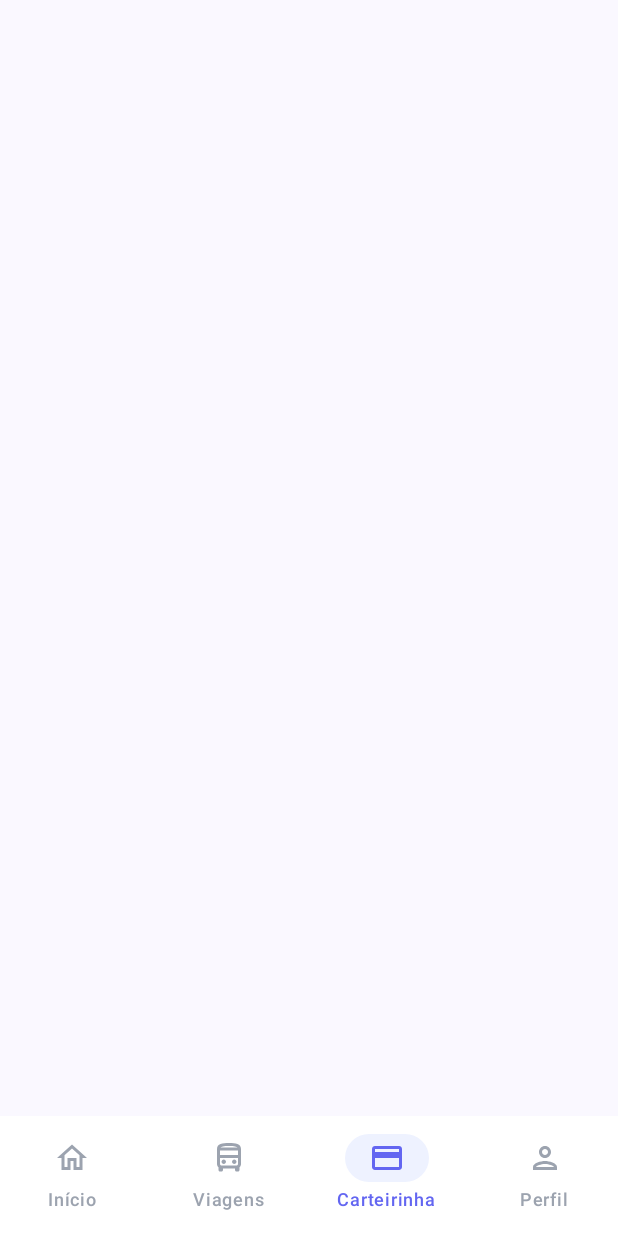
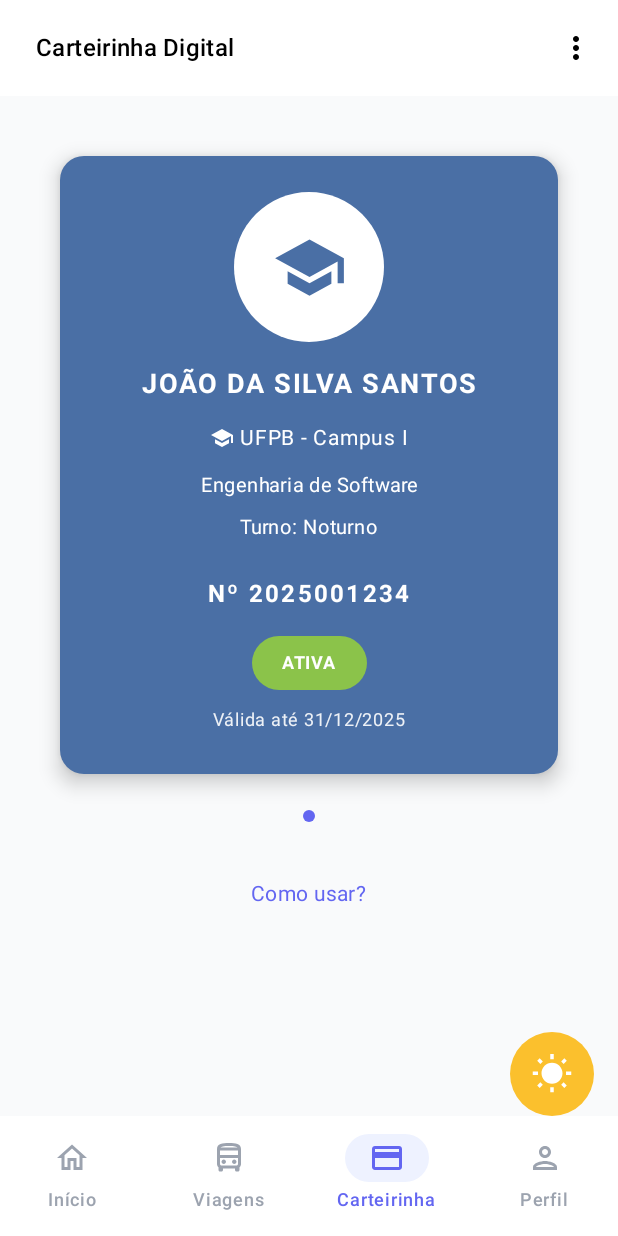
Before and after one commit to joanaeliseal/unipass-student-app, an Android app built with Jetpack Compose: the CarteirinhaScreen screen opened through its navigation route, on a phone screen of 412 x 824 dp. Before the commit the screen is almost empty. Run offline under Robolectric (Android 15) with nearby library versions, the phone set to English and light mode, and no system bars.

Commit message:
feat: adicina tela da carteirinha e ajusta padding para scroll

```diff
--- /dev/null
+++ b/app/src/main/java/br/edu/ifpb/unipass/models/StudentCard.kt
@@ -0,0 +1,12 @@
+package br.edu.ifpb.unipass.models
+
+data class StudentCard(
+    val studentName: String,
+    val institution: String,
+    val course: String,
+    val shift: String,
+    val cardNumber: String,
+    val isActive: Boolean,
+    val validUntil: String,
+    val photoUrl: String? = null
+)
--- /dev/null
+++ b/app/src/main/java/br/edu/ifpb/unipass/ui/components/BrightnessButton.kt
@@ -0,0 +1,40 @@
+package br.edu.ifpb.unipass.ui.components
+
+import androidx.compose.foundation.background
+import androidx.compose.foundation.layout.Box
+import androidx.compose.foundation.layout.size
+import androidx.compose.foundation.shape.CircleShape
+import androidx.compose.material.icons.Icons
+import androidx.compose.material.icons.filled.WbSunny
+import androidx.compose.material3.Icon
+import androidx.compose.material3.IconButton
+import androidx.compose.runtime.Composable
+import androidx.compose.ui.Alignment
+import androidx.compose.ui.Modifier
+import androidx.compose.ui.graphics.Color
+import androidx.compose.ui.unit.dp
+
+@Composable
+fun BrightnessButton(
+    onClick: () -> Unit,
+    modifier: Modifier = Modifier
+) {
+    Box(
+        modifier = modifier
+            .size(56.dp)
+            .background(
+                color = Color(0xFFFBC02D),
+                shape = CircleShape
+            ),
+        contentAlignment = Alignment.Center
+    ) {
+        IconButton(onClick = onClick) {
+            Icon(
+                imageVector = Icons.Default.WbSunny,
+                contentDescription = "Aumentar brilho",
+                tint = Color.White,
+                modifier = Modifier.size(28.dp)
+            )
+        }
+    }
+}
--- /dev/null
+++ b/app/src/main/java/br/edu/ifpb/unipass/ui/components/CardIndicator.kt
@@ -0,0 +1,37 @@
+package br.edu.ifpb.unipass.ui.components
+
+import androidx.compose.foundation.background
+import androidx.compose.foundation.layout.*
+import androidx.compose.foundation.shape.CircleShape
+import androidx.compose.runtime.Composable
+import androidx.compose.ui.Alignment
+import androidx.compose.ui.Modifier
+import androidx.compose.ui.graphics.Color
+import androidx.compose.ui.unit.dp
+
+@Composable
+fun CardIndicator(
+    totalCards: Int = 1,
+    currentCard: Int = 0,
+    modifier: Modifier = Modifier
+) {
+    Row(
+        modifier = modifier,
+        horizontalArrangement = Arrangement.Center,
+        verticalAlignment = Alignment.CenterVertically
+    ) {
+        repeat(totalCards) { index ->
+            Box(
+                modifier = Modifier
+                    .size(if (index == currentCard) 8.dp else 6.dp)
+                    .background(
+                        color = if (index == currentCard) Color(0xFF6366F1) else Color(0xFFD1D5DB),
+                        shape = CircleShape
+                    )
+            )
+            if (index < totalCards - 1) {
+                Spacer(modifier = Modifier.width(8.dp))
+            }
+        }
+    }
+}
--- /dev/null
+++ b/app/src/main/java/br/edu/ifpb/unipass/ui/components/StudentCardView.kt
@@ -0,0 +1,183 @@
+package br.edu.ifpb.unipass.ui.components
+
+import androidx.compose.foundation.background
+import androidx.compose.foundation.layout.*
+import androidx.compose.foundation.shape.CircleShape
+import androidx.compose.foundation.shape.RoundedCornerShape
+import androidx.compose.material.icons.Icons
+import androidx.compose.material.icons.filled.School
+import androidx.compose.material3.*
+import androidx.compose.runtime.Composable
+import androidx.compose.ui.Alignment
+import androidx.compose.ui.Modifier
+import androidx.compose.ui.draw.clip
+import androidx.compose.ui.graphics.Color
+import androidx.compose.ui.text.font.FontWeight
+import androidx.compose.ui.text.style.TextAlign
+import androidx.compose.ui.unit.dp
+import androidx.compose.ui.unit.sp
+import br.edu.ifpb.unipass.models.StudentCard
+
+@Composable
+fun StudentCardView(
+    studentCard: StudentCard,
+    modifier: Modifier = Modifier
+) {
+    Card(
+        modifier = modifier
+            .fillMaxWidth()
+            .padding(horizontal = 24.dp),
+        shape = RoundedCornerShape(16.dp),
+        colors = CardDefaults.cardColors(
+            containerColor = Color(0xFF4A6FA5)
+        ),
+        elevation = CardDefaults.cardElevation(defaultElevation = 8.dp)
+    ) {
+        Column(
+            modifier = Modifier
+                .fillMaxWidth()
+                .padding(24.dp),
+            horizontalAlignment = Alignment.CenterHorizontally
+        ) {
+            StudentPhoto()
+
+            Spacer(modifier = Modifier.height(16.dp))
+
+            StudentName(name = studentCard.studentName)
+
+            Spacer(modifier = Modifier.height(12.dp))
+
+            InstitutionInfo(institution = studentCard.institution)
+
+            Spacer(modifier = Modifier.height(8.dp))
+
+            CourseInfo(course = studentCard.course)
+
+            Spacer(modifier = Modifier.height(4.dp))
+
+            ShiftInfo(shift = studentCard.shift)
+
+            Spacer(modifier = Modifier.height(20.dp))
+
+            CardNumber(number = studentCard.cardNumber)
+
+            Spacer(modifier = Modifier.height(16.dp))
+
+            StatusBadge(isActive = studentCard.isActive)
+
+            Spacer(modifier = Modifier.height(8.dp))
+
+            ValidUntilText(validUntil = studentCard.validUntil)
+        }
+    }
+}
+
+@Composable
+private fun StudentPhoto() {
+    Box(
+        modifier = Modifier
+            .size(100.dp)
+            .clip(CircleShape)
+            .background(Color.White),
+        contentAlignment = Alignment.Center
+    ) {
+        Icon(
+            imageVector = Icons.Default.School,
+            contentDescription = "Foto do estudante",
+            modifier = Modifier.size(50.dp),
+            tint = Color(0xFF4A6FA5)
+        )
+    }
+}
+
+@Composable
+private fun StudentName(name: String) {
+    Text(
+        text = name,
+        color = Color.White,
+        fontSize = 18.sp,
+        fontWeight = FontWeight.Bold,
+        textAlign = TextAlign.Center,
+        letterSpacing = 1.sp
+    )
+}
+
+@Composable
+private fun InstitutionInfo(institution: String) {
+    Row(
+        horizontalArrangement = Arrangement.Center,
+        verticalAlignment = Alignment.CenterVertically
+    ) {
+        Icon(
+            imageVector = Icons.Default.School,
+            contentDescription = null,
+            tint = Color.White,
+            modifier = Modifier.size(16.dp)
+        )
+        Spacer(modifier = Modifier.width(4.dp))
+        Text(
+            text = institution,
+            color = Color.White,
+            fontSize = 14.sp,
+            fontWeight = FontWeight.Normal
+        )
+    }
+}
+
+@Composable
+private fun CourseInfo(course: String) {
+    Text(
+        text = course,
+        color = Color.White,
+        fontSize = 13.sp,
+        fontWeight = FontWeight.Normal,
+        textAlign = TextAlign.Center
+    )
+}
+
+@Composable
+private fun ShiftInfo(shift: String) {
+    Text(
+        text = "Turno: $shift",
+        color = Color.White,
+        fontSize = 13.sp,
+        fontWeight = FontWeight.Normal
+    )
+}
+
+@Composable
+private fun CardNumber(number: String) {
+    Text(
+        text = "Nº $number",
+        color = Color.White,
+        fontSize = 16.sp,
+        fontWeight = FontWeight.Bold,
+        letterSpacing = 1.5.sp
+    )
+}
+
+@Composable
+private fun StatusBadge(isActive: Boolean) {
+    Surface(
+        shape = RoundedCornerShape(20.dp),
+        color = if (isActive) Color(0xFF8BC34A) else Color(0xFFE57373)
+    ) {
+        Text(
+            text = if (isActive) "ATIVA" else "INATIVA",
+            color = Color.White,
+            fontSize = 12.sp,
+            fontWeight = FontWeight.Bold,
+            modifier = Modifier.padding(horizontal = 20.dp, vertical = 6.dp)
+        )
+    }
+}
+
+@Composable
+private fun ValidUntilText(validUntil: String) {
+    Text(
+        text = "Válida até $validUntil",
+        color = Color.White.copy(alpha = 0.9f),
+        fontSize = 12.sp,
+        fontWeight = FontWeight.Normal
+    )
+}
--- /dev/null
+++ b/app/src/main/java/br/edu/ifpb/unipass/ui/components/TopAppBar.kt
@@ -0,0 +1,49 @@
+package br.edu.ifpb.unipass.ui.components
+
+import androidx.compose.material.icons.Icons
+import androidx.compose.material.icons.automirrored.filled.ArrowBack
+import androidx.compose.material.icons.filled.MoreVert
+import androidx.compose.material3.*
+import androidx.compose.runtime.Composable
+import androidx.compose.ui.graphics.Color
+import androidx.compose.ui.text.font.FontWeight
+
+@OptIn(ExperimentalMaterial3Api::class)
+@Composable
+fun SimpleTopAppBar(
+    title: String,
+    onNavigationClick: () -> Unit,
+    onMenuClick: () -> Unit = {}
+) {
+    TopAppBar(
+        title = {
+            Text(
+                text = title,
+                style = MaterialTheme.typography.titleMedium,
+                fontWeight = FontWeight.Medium
+            )
+        },
+        navigationIcon = {
+            IconButton(onClick = onNavigationClick) {
+                Icon(
+                    imageVector = Icons.AutoMirrored.Filled.ArrowBack,
+                    contentDescription = "Voltar"
+                )
+            }
+        },
+        actions = {
+            IconButton(onClick = onMenuClick) {
+                Icon(
+                    imageVector = Icons.Filled.MoreVert,
+                    contentDescription = "Menu"
+                )
+            }
+        },
+        colors = TopAppBarDefaults.topAppBarColors(
+            containerColor = Color.White,
+            titleContentColor = Color.Black,
+            navigationIconContentColor = Color.Black,
+            actionIconContentColor = Color.Black
+        )
+    )
+}
--- a/app/src/main/java/br/edu/ifpb/unipass/ui/screens/home/HomeScreen.kt
+++ b/app/src/main/java/br/edu/ifpb/unipass/ui/screens/home/HomeScreen.kt
@@ -111,5 +111,7 @@ private fun HomeContent(
         )
 
         RealTimeMapSection(onViewFullMap = onViewFullMap)
+
+        Spacer(modifier = Modifier.height(24.dp))
     }
 }
--- a/app/src/main/java/br/edu/ifpb/unipass/ui/screens/studentCard/StudentCardScreen.kt
+++ b/app/src/main/java/br/edu/ifpb/unipass/ui/screens/studentCard/StudentCardScreen.kt
@@ -1,10 +1,145 @@
 package br.edu.ifpb.unipass.ui.screens.studentCard
 
+import androidx.compose.foundation.background
+import androidx.compose.foundation.layout.*
+import androidx.compose.foundation.rememberScrollState
+import androidx.compose.foundation.verticalScroll
+import androidx.compose.material3.*
 import androidx.compose.runtime.Composable
+import androidx.compose.ui.Alignment
+import androidx.compose.ui.Modifier
+import androidx.compose.ui.graphics.Color
+import androidx.compose.ui.text.style.TextAlign
+import androidx.compose.ui.unit.dp
 import androidx.navigation.NavController
+import br.edu.ifpb.unipass.models.StudentCard
+import br.edu.ifpb.unipass.ui.components.BrightnessButton
+import br.edu.ifpb.unipass.ui.components.CardIndicator
+import br.edu.ifpb.unipass.ui.components.StudentCardView
+
+import androidx.compose.material.icons.Icons
+import androidx.compose.material.icons.filled.MoreVert
 
 
 @Composable
+fun StudentCardScreen(navController: NavController) {
+    val studentCard = StudentCard(
+        studentName = "JOÃO DA SILVA SANTOS",
+        institution = "UFPB - Campus I",
+        course = "Engenharia de Software",
+        shift = "Noturno",
+        cardNumber = "2025001234",
+        isActive = true,
+        validUntil = "31/12/2025"
+    )
+
+    StudentCardContent(
+        studentCard = studentCard,
+        onMenuClick = { },
+        onBrightnessClick = { },
+        onHowToUseClick = { }
+    )
+}
+
+@Composable
+private fun StudentCardContent(
+    studentCard: StudentCard,
+    onMenuClick: () -> Unit,
+    onBrightnessClick: () -> Unit,
+    onHowToUseClick: () -> Unit
+) {
+    Scaffold(
+        topBar = {
+            StudentCardTopBar(
+                title = "Carteirinha Digital",
+                onMenuClick = onMenuClick
+            )
+        },
+        containerColor = Color(0xFFF9FAFB)
+    ) { paddingValues ->
+        Box(
+            modifier = Modifier
+                .fillMaxSize()
+                .padding(paddingValues)
+        ) {
+            Column(
+                modifier = Modifier
+                    .fillMaxSize()
+                    .verticalScroll(rememberScrollState())
+                    .padding(vertical = 24.dp, horizontal = 16.dp),
+                horizontalAlignment = Alignment.CenterHorizontally
+            ) {
+                Spacer(modifier = Modifier.height(16.dp))
+
+                StudentCardView(studentCard = studentCard)
+
+                Spacer(modifier = Modifier.height(24.dp))
+
+                CardIndicator(
+                    totalCards = 1,
+                    currentCard = 0
+                )
+
+                Spacer(modifier = Modifier.height(24.dp))
+
+                HowToUseLink(onClick = onHowToUseClick)
+
+                Spacer(modifier = Modifier.height(120.dp))
+            }
+
+            BrightnessButton(
+                onClick = onBrightnessClick,
+                modifier = Modifier
+                    .align(Alignment.BottomEnd)
+                    .padding(bottom = 80.dp, end = 16.dp)
+            )
+        }
+    }
+}
+
+@Composable
+private fun HowToUseLink(onClick: () -> Unit) {
+    TextButton(onClick = onClick) {
+        Text(
+            text = "Como usar?",
+            color = Color(0xFF6366F1),
+            style = MaterialTheme.typography.bodyMedium
+        )
+    }
+}
+
+@OptIn(ExperimentalMaterial3Api::class)
+@Composable
+private fun StudentCardTopBar(
+    title: String,
+    onMenuClick: () -> Unit
+) {
+    TopAppBar(
+        title = {
+            Text(
+                text = title,
+                style = MaterialTheme.typography.titleMedium,
+                fontWeight = androidx.compose.ui.text.font.FontWeight.Medium,
+                modifier = Modifier.padding(start = 8.dp)
+            )
+        },
+        actions = {
+            IconButton(onClick = onMenuClick) {
+                Icon(
+                    imageVector = androidx.compose.material.icons.Icons.Filled.MoreVert,
+                    contentDescription = "Menu"
+                )
+            }
+        },
+        colors = TopAppBarDefaults.topAppBarColors(
+            containerColor = Color.White,
+            titleContentColor = Color.Black,
+            actionIconContentColor = Color.Black
+        )
+    )
+}
+
+@Composable
 fun CarteirinhaScreen(navController: NavController) {
-    // Aqui será implementada a UI
+    StudentCardScreen(navController)
 }
```
